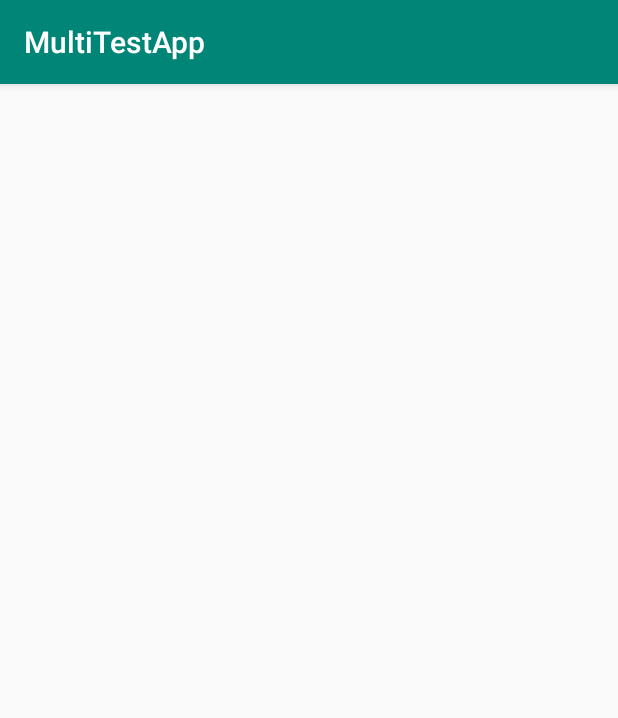
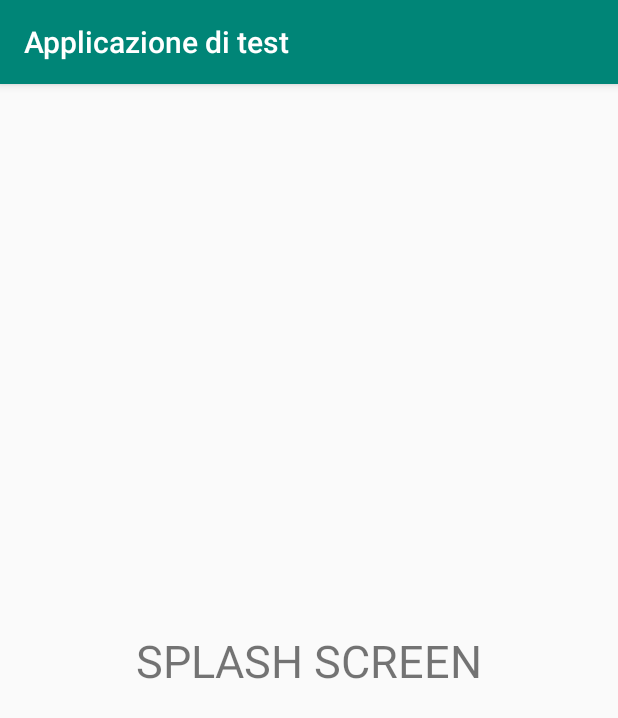
Before and after one commit to ryosaeba82/MultiTestApp, an Android app: the SplashScreenActivity screen opened directly, with no data from a screen before it, on a phone screen of 412 x 824 dp. Shown: the top 718 px of the screen. Run offline under Robolectric (Android 15) with nearby library versions, the phone set to English and light mode, and no system bars.

Commit message:
*Inserito scheletro Main_Activity *Inserito scheletro SplashScreenActivity

```diff
--- a/app/src/main/AndroidManifest.xml
+++ b/app/src/main/AndroidManifest.xml
@@ -11,9 +11,8 @@
             android:theme="@style/AppTheme">
         <activity android:name=".MainActivity">
             <intent-filter>
+                <category android:name="android.intent.category.LAUNCHER"/>
                 <action android:name="android.intent.action.MAIN"/>
-
-                <category android:name="android.intent.category.LAUNCHER"/>
             </intent-filter>
         </activity>
         <activity android:name=".SplashScreenActivity">
--- a/app/src/main/java/com/starware/mpicciau/multitestapp/MainActivity.java
+++ b/app/src/main/java/com/starware/mpicciau/multitestapp/MainActivity.java
@@ -1,5 +1,6 @@
 package com.starware.mpicciau.multitestapp;
 
+import android.content.Intent;
 import android.support.v7.app.AppCompatActivity;
 import android.os.Bundle;
 
--- a/app/src/main/java/com/starware/mpicciau/multitestapp/SplashScreenActivity.java
+++ b/app/src/main/java/com/starware/mpicciau/multitestapp/SplashScreenActivity.java
@@ -1,5 +1,7 @@
 package com.starware.mpicciau.multitestapp;
 
+import android.content.Intent;
+import android.os.SystemClock;
 import android.support.v7.app.AppCompatActivity;
 import android.os.Bundle;
 
--- a/app/src/main/res/layout/activity_splash_screen.xml
+++ b/app/src/main/res/layout/activity_splash_screen.xml
@@ -7,4 +7,12 @@
         android:layout_height="match_parent"
         tools:context=".SplashScreenActivity">
 
+    <TextView
+            android:text="@string/splash_screen"
+            android:layout_width="wrap_content"
+            android:layout_height="wrap_content"
+            android:id="@+id/textView" android:layout_marginTop="8dp"
+            app:layout_constraintTop_toTopOf="parent" app:layout_constraintStart_toStartOf="parent"
+            android:layout_marginStart="8dp" app:layout_constraintEnd_toEndOf="parent" android:layout_marginEnd="8dp"
+            android:layout_marginBottom="8dp" app:layout_constraintBottom_toBottomOf="parent" android:textSize="30sp"/>
 </android.support.constraint.ConstraintLayout>
--- a/app/src/main/res/values/strings.xml
+++ b/app/src/main/res/values/strings.xml
@@ -1,3 +1,4 @@
 <resources>
-    <string name="app_name">MultiTestApp</string>
+    <string name="app_name">Applicazione di test</string>
+    <string name="splash_screen">SPLASH SCREEN</string>
 </resources>
```
